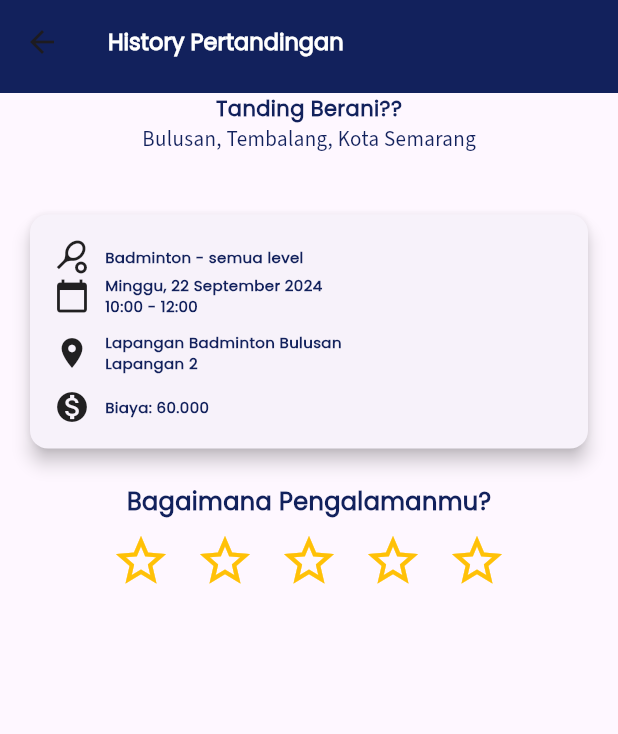
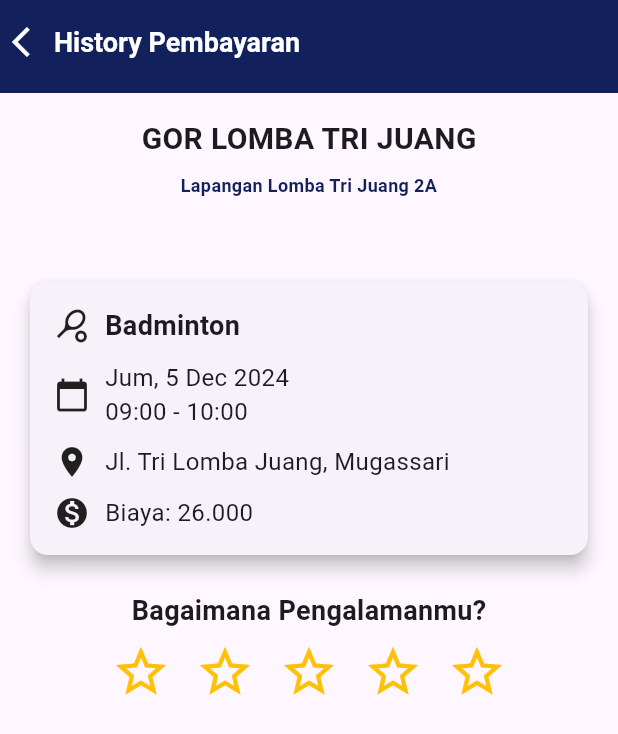
Before and after one commit to iammburg/arena-connect, a Flutter app: the HistoryDetail screen opened directly, on a phone screen of 412 x 824 dp. Shown: the top 734 px of the screen. Run offline on Flutter 3.47's test engine with Material 3 defaults, Android fonts, the phone set to English and light mode, and no system bars; our stand-ins replace device_preview.

Commit message:
edit history

```diff
--- a/lib/screens/history/history.dart
+++ b/lib/screens/history/history.dart
@@ -17,7 +17,7 @@ class HistoryScreen extends StatelessWidget {
         appBar: AppBar(
         backgroundColor: const Color(0xFF12215C),
         elevation: 0,
-        title: Text('History Pertandingan', style: buttonFont1),
+        title: Text('History Pembayaran', style: buttonFont1),
         bottom: PreferredSize(
             preferredSize: const Size.fromHeight(10),
             child: Container(
@@ -37,20 +37,20 @@ class HistoryScreen extends StatelessWidget {
                 children: [
                   buildSimpleCard(
                     context: context,
-                    title: "Mabar Yok Guys -",
+                    title: "GOR DIPONEGORO",
                     icon: Icons.sports_soccer,
-                    level: "Futsal - semua level",
-                    dateTime: "Sen, 23 Sep 2024, 19.00-21.00",
-                    location: "Lap. Futsal Reham, Smg",
+                    level: "Futsal",
+                    dateTime: "Jum, 5 Dec 2024, 09.00-10.00",
+                    location: "Lapangan Badminton 2A Diponegoro",
                   ),
                   const SizedBox(height: 16),
                   buildSimpleCard(
                     context: context,
-                    title: "Tanding berani??",
+                    title: "GOR TRI LOMBA JUANG",
                     icon: Icons.sports_tennis,
-                    level: "Badminton - semua level",
-                    dateTime: "Min, 22 Sep 2024, 10.00-12.00",
-                    location: "Lap. Bad Bulusan, Temb",
+                    level: "Badminton",
+                    dateTime: "Rab, 27 Nov 2024, 08.00-09.00",
+                    location: "Lapangan Badminton 2A Tri Juang",
                     navigateToDetails: true,
                   ),
                 ],
--- a/lib/screens/history/history_detail.dart
+++ b/lib/screens/history/history_detail.dart
@@ -1,5 +1,5 @@
+import 'package:flutter/material.dart';
 import 'package:arena_connect/config/theme.dart';
-import 'package:flutter/material.dart';
 
 // Color Palettes
 Color primary = const Color(0xFF12215C);
@@ -7,7 +7,6 @@ Color tertiary = const Color(0xFFA7ADC3);
 Color white = const Color(0xFFFFFFFF);
 
 class HistoryDetail extends StatefulWidget {
-
   @override
   _HistoryDetailState createState() => _HistoryDetailState();
 }
@@ -63,10 +62,21 @@ class _HistoryDetailState extends State<HistoryDetail> {
     return Scaffold(
       appBar: AppBar(
         title: Text(
-          'History Pertandingan',
-          style: buttonFont1,
+          'History Pembayaran',
+          style: TextStyle(
+            fontSize: 18,
+            fontWeight: FontWeight.bold,
+            color: white,
+          ),
         ),
         backgroundColor: primary,
+        leading: IconButton(
+          icon: Icon(Icons.arrow_back_ios, color: white), // Ikon back
+          onPressed: () {
+            Navigator.of(context).pop(); // Aksi kembali
+          },
+        ),
+        leadingWidth: 20, // Atur lebar area leading agar lebih kecil
         bottom: PreferredSize(
           preferredSize: const Size.fromHeight(6.0),
           child: Container(
@@ -74,18 +84,31 @@ class _HistoryDetailState extends State<HistoryDetail> {
           ),
         ),
       ),
-      body: Column(
+            body: Column(
         children: [
           Container(
-
+            padding: const EdgeInsets.all(16.0),
             child: Center(
               child: Column(
                 mainAxisAlignment: MainAxisAlignment.center,
                 children: [
-                  Text('Tanding Berani??', style: superFont3),
-                  const SizedBox(height: 1),
-                  Text('Bulusan, Tembalang, Kota Semarang',
-                      style: regulerFont1),
+                  Text(
+                    'GOR LOMBA TRI JUANG',
+                    style: TextStyle(
+                      fontSize: 20,
+                      fontWeight: FontWeight.bold,
+                    ),
+                  ),
+                  const SizedBox(height: 8),
+                  Text(
+                    'Lapangan Lomba Tri Juang 2A',
+                    style: TextStyle(
+                      fontSize: 12,
+                      fontWeight: FontWeight.bold,
+                      color: primary,
+                    ),
+                    textAlign: TextAlign.center,
+                  ),
                 ],
               ),
             ),
@@ -108,18 +131,26 @@ class _HistoryDetailState extends State<HistoryDetail> {
                             children: [
                               const Icon(Icons.sports_tennis),
                               const SizedBox(width: 10),
-                              Text('Badminton - semua level' ,
-                              style: superFont5,
-                              )
+                              Text(
+                                'Badminton',
+                                style: TextStyle(
+                                  fontSize: 18,
+                                  fontWeight: FontWeight.bold,
+                                ),
+                              ),
                             ],
                           ),
+                          const SizedBox(height: 10),
                           Row(
                             children: [
                               const Icon(Icons.calendar_today),
                               const SizedBox(width: 10),
-                              Text('Minggu, 22 September 2024\n10:00 - 12:00' ,
-                              style: superFont5,
-                              )
+                              Text(
+                                'Jum, 5 Dec 2024\n09:00 - 10:00',
+                                style: TextStyle(
+                                  fontSize: 16,
+                                ),
+                              ),
                             ],
                           ),
                           const SizedBox(height: 10),
@@ -127,8 +158,11 @@ class _HistoryDetailState extends State<HistoryDetail> {
                             children: [
                               const Icon(Icons.location_on),
                               const SizedBox(width: 10),
-                              Text('Lapangan Badminton Bulusan\nLapangan 2' ,
-                              style: superFont5,
+                              Text(
+                                'Jl. Tri Lomba Juang, Mugassari',
+                                style: TextStyle(
+                                  fontSize: 16,
+                                ),
                               ),
                             ],
                           ),
@@ -137,8 +171,11 @@ class _HistoryDetailState extends State<HistoryDetail> {
                             children: [
                               const Icon(Icons.monetization_on),
                               const SizedBox(width: 10),
-                              Text('Biaya: 60.000' ,
-                              style: superFont5,
+                              Text(
+                                'Biaya: 26.000',
+                                style: TextStyle(
+                                  fontSize: 16,
+                                ),
                               ),
                             ],
                           ),
@@ -149,7 +186,10 @@ class _HistoryDetailState extends State<HistoryDetail> {
                   const SizedBox(height: 20),
                   Text(
                     'Bagaimana Pengalamanmu?',
-                    style: superFont2,
+                    style: TextStyle(
+                      fontSize: 18,
+                      fontWeight: FontWeight.bold,
+                    ),
                   ),
                   Row(
                     mainAxisAlignment: MainAxisAlignment.center,
@@ -165,4 +205,3 @@ class _HistoryDetailState extends State<HistoryDetail> {
     );
   }
 }
-//
```
